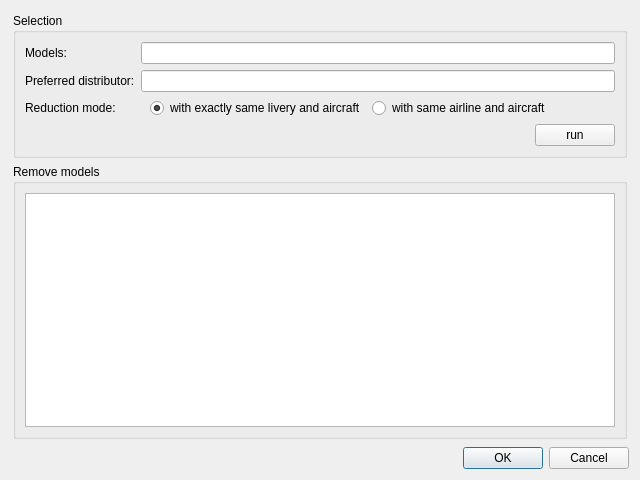
This is src/blackgui/components/dbreducemodelduplicates.ui in swift-project/pilotclient as Qt 5 draws it before an edit. The edited form follows.
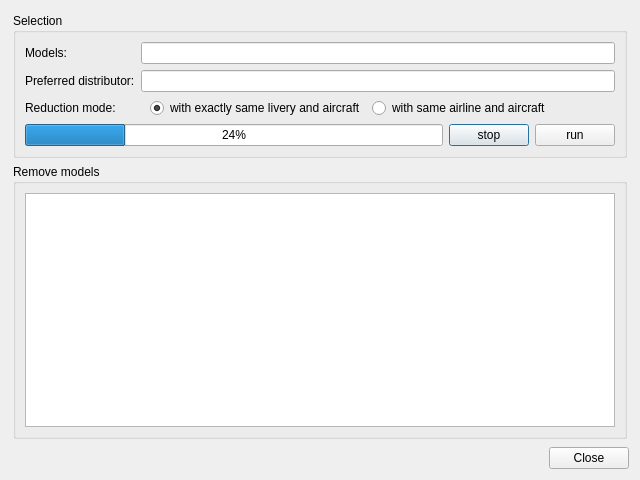
This is the edited form. Custom widgets are drawn as their Qt base class.

Commit message: Ref T441, added progress bar and stop button to UI

Diff of the .ui file:
```diff
--- a/src/blackgui/components/dbreducemodelduplicates.ui
+++ b/src/blackgui/components/dbreducemodelduplicates.ui
@@ -124,17 +124,18 @@
              <number>0</number>
             </property>
             <item>
-             <spacer name="hs_Button">
-              <property name="orientation">
-               <enum>Qt::Horizontal</enum>
+             <widget class="QProgressBar" name="pb_Progress">
+              <property name="value">
+               <number>24</number>
               </property>
-              <property name="sizeHint" stdset="0">
-               <size>
-                <width>40</width>
-                <height>20</height>
-               </size>
+             </widget>
+            </item>
+            <item>
+             <widget class="QPushButton" name="pb_Stop">
+              <property name="text">
+               <string>stop</string>
               </property>
-             </spacer>
+             </widget>
             </item>
             <item>
              <widget class="QPushButton" name="pb_Run">
@@ -177,7 +178,7 @@
       <enum>Qt::Horizontal</enum>
      </property>
      <property name="standardButtons">
-      <set>QDialogButtonBox::Cancel|QDialogButtonBox::Ok</set>
+      <set>QDialogButtonBox::Close</set>
      </property>
     </widget>
    </item>
```
Left out of the diff: 3 changed lines with no effect on the pictures. The commit also changes 4 other files.
